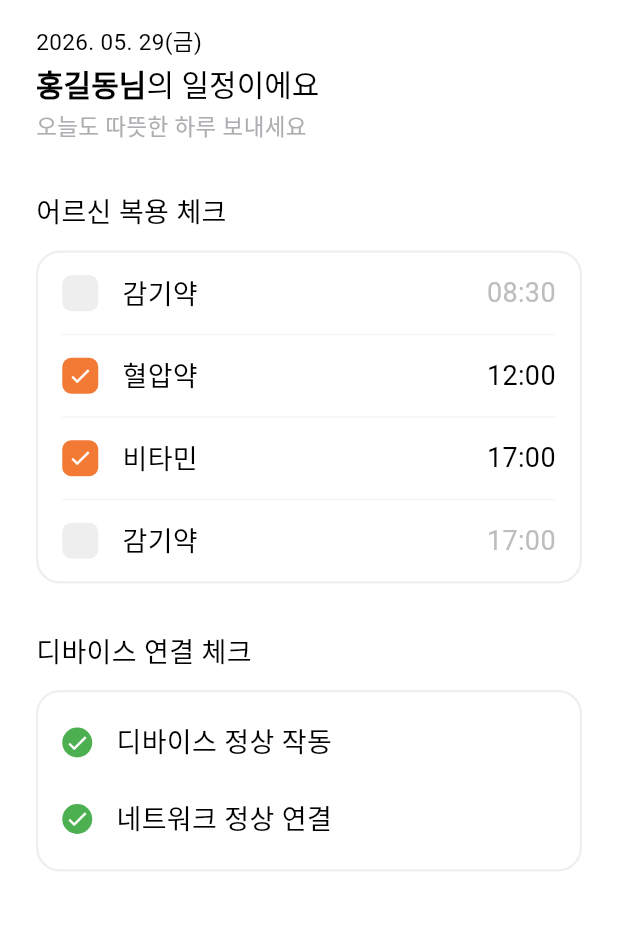
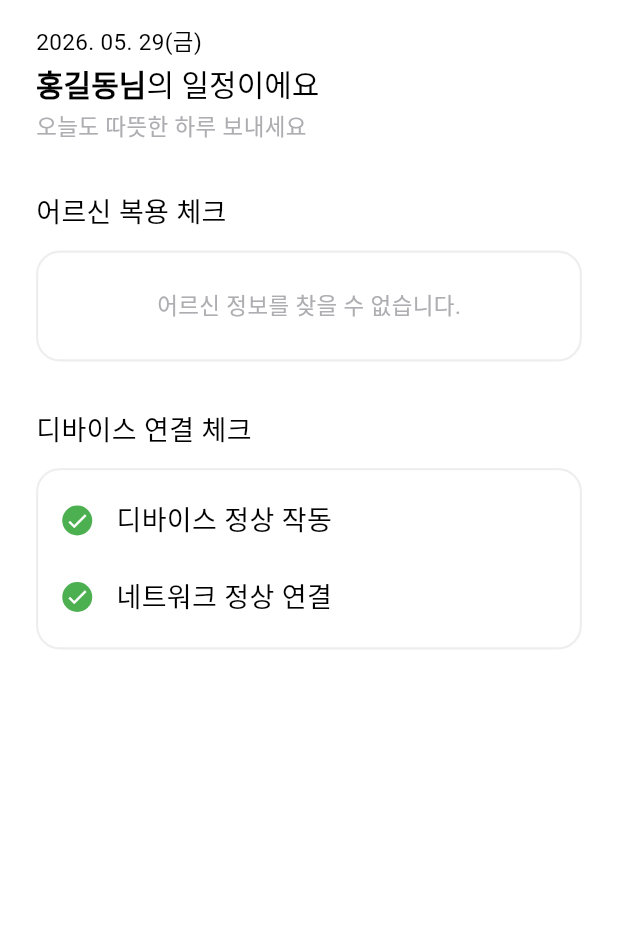
Before and after one commit to Ongi-Team/ongi-app, a Flutter app: the _GuardianHomeView screen opened directly, on a phone screen of 412 x 824 dp, the part 72-1003 px from its top. Run offline on Flutter 3.47's test engine with Material 3 defaults, Android fonts, the phone set to English and light mode, and no system bars; our stand-ins replace dio, firebase_core, firebase_messaging, flutter_dotenv, flutter_local_notifications, flutter_secure_storage and 4 more; accounts and stored records are empty; generated files the repository leaves out were written again; Roboto replaces fonts that are missing (PretendardMedium, PretendardSemiBold).

Commit message:
feat: 어르신 복약정보 불러오기

```diff
--- a/lib/core/constants/apis.dart
+++ b/lib/core/constants/apis.dart
@@ -13,6 +13,9 @@ abstract class Apis {
   /// 멤버 관련 api
   static const String fcmToken = "api/members/fcm-token";
 
+  /// 복약 관련 api
+  static const String getMedications = "api/medicine/medications";
+
   /// 로그인 관련 api
   static const String postLogin = "api/auth/login";
   static const String postLoginMode = "api/auth/login/mode";
--- a/lib/core/di/service_locator.dart
+++ b/lib/core/di/service_locator.dart
@@ -4,6 +4,7 @@ import 'package:ongi_app/data/repositories/secure_storage_repository.dart';
 import 'package:ongi_app/data/services/auth_service.dart';
 import 'package:ongi_app/data/services/auth_session.dart';
 import 'package:ongi_app/data/services/member_service.dart';
+import 'package:ongi_app/data/services/medicine_service.dart';
 
 final getIt = GetIt.instance;
 
@@ -27,4 +28,7 @@ void setupServiceLocator() {
       getIt<SecureStorageRepository>(),
     ),
   );
+  getIt.registerLazySingleton<MedicineService>(
+    () => MedicineService(getIt<ApiClient>().dio),
+  );
 }
--- a/lib/data/services/auth_service.dart
+++ b/lib/data/services/auth_service.dart
@@ -48,6 +48,9 @@ class AuthService {
       await _secureStorage.saveRole(result.loginMode);
       final member = result.member;
       final elder = result.elder;
+      if (elder != null) {
+        await _secureStorage.saveElderId(elder.elderId);
+      }
       if (member != null) {
         await _secureStorage.saveUserId(member.memberId);
         await _secureStorage.saveUserName(member.name);
--- a/lib/features/guardian/home/guardian_home_screen.dart
+++ b/lib/features/guardian/home/guardian_home_screen.dart
@@ -11,7 +11,7 @@ class GuardianHomeScreen extends StatelessWidget {
   @override
   Widget build(BuildContext context) {
     return ChangeNotifierProvider(
-      create: (_) => GuardianHomeViewModel(),
+      create: (_) => GuardianHomeViewModel()..loadMedications(),
       child: const _GuardianHomeView(),
     );
   }
@@ -75,12 +75,7 @@ class _GuardianHomeView extends StatelessWidget {
                   borderRadius: BorderRadius.circular(16),
                   border: Border.all(color: Colors.grey.shade200, width: 1.5),
                 ),
-                child: Column(
-                  children: _buildSeparatedMedicationTiles(
-                    vm.medications,
-                    primaryColor,
-                  ),
-                ),
+                child: _buildMedicationSectionContent(vm, primaryColor),
               ),
               const SizedBox(height: 32),
 
@@ -114,6 +109,55 @@ class _GuardianHomeView extends StatelessWidget {
   }
 
   // --- 위젯을 간결하게 유지하기 위한 컴포넌트 팩토리 메서드들 ---
+
+  Widget _buildMedicationSectionContent(
+    GuardianHomeViewModel vm,
+    Color primaryColor,
+  ) {
+    if (vm.isMedicationLoading) {
+      return const Padding(
+        padding: EdgeInsets.symmetric(vertical: 24),
+        child: Center(
+          child: Text('복약 기록을 불러오는 중이에요', style: OngiTextStyle.body15),
+        ),
+      );
+    }
+
+    if (vm.medicationErrorMessage != null) {
+      return Padding(
+        padding: const EdgeInsets.symmetric(horizontal: 16, vertical: 24),
+        child: Center(
+          child: Text(
+            vm.medicationErrorMessage!,
+            style: OngiTextStyle.body15.copyWith(
+              color: OngiColor.systemGray03,
+            ),
+          ),
+        ),
+      );
+    }
+
+    if (vm.medications.isEmpty) {
+      return Padding(
+        padding: const EdgeInsets.symmetric(vertical: 24),
+        child: Center(
+          child: Text(
+            '오늘 등록된 복약 기록이 없어요',
+            style: OngiTextStyle.body15.copyWith(
+              color: OngiColor.systemGray03,
+            ),
+          ),
+        ),
+      );
+    }
+
+    return Column(
+      children: _buildSeparatedMedicationTiles(
+        vm.medications,
+        primaryColor,
+      ),
+    );
+  }
 
   List<Widget> _buildSeparatedMedicationTiles(
     List<MedicationItem> items,
--- a/lib/features/guardian/home/guardian_home_view_model.dart
+++ b/lib/features/guardian/home/guardian_home_view_model.dart
@@ -1,25 +1,67 @@
 import 'package:flutter/material.dart';
+import 'package:ongi_app/core/di/service_locator.dart';
+import 'package:ongi_app/data/repositories/secure_storage_repository.dart';
+import 'package:ongi_app/data/services/medicine_service.dart';
 
 class GuardianHomeViewModel extends ChangeNotifier {
   GuardianHomeViewModel({DateTime? now}) : _today = now ?? DateTime.now();
 
+  final _medicineService = getIt<MedicineService>();
+  final _storage = getIt<SecureStorageRepository>();
   final DateTime _today;
+  final List<MedicationItem> _medications = [];
+
+  bool _isMedicationLoading = false;
+  String? _medicationErrorMessage;
 
   String get todayText => _formatDate(_today);
+  String get queryDate => _formatQueryDate(_today);
   String get memberName => '홍길동';
   String get greeting => '오늘도 따뜻한 하루 보내세요';
-
-  List<MedicationItem> get medications => const [
-        MedicationItem(title: '감기약', time: '08:30', isChecked: false),
-        MedicationItem(title: '혈압약', time: '12:00', isChecked: true),
-        MedicationItem(title: '비타민', time: '17:00', isChecked: true),
-        MedicationItem(title: '감기약', time: '17:00', isChecked: false),
-      ];
+  bool get isMedicationLoading => _isMedicationLoading;
+  String? get medicationErrorMessage => _medicationErrorMessage;
+  List<MedicationItem> get medications => List.unmodifiable(_medications);
 
   List<DeviceStatusItem> get deviceStatuses => const [
         DeviceStatusItem(title: '디바이스 정상 작동', isNormal: true),
         DeviceStatusItem(title: '네트워크 정상 연결', isNormal: true),
       ];
+
+  Future<void> loadMedications() async {
+    _isMedicationLoading = true;
+    _medicationErrorMessage = null;
+    notifyListeners();
+
+    try {
+      final elderId = await _storage.getElderId();
+      if (elderId == null) {
+        _medications.clear();
+        _medicationErrorMessage = '어르신 정보를 찾을 수 없습니다.';
+        return;
+      }
+
+      final records = await _medicineService.getMedicationRecords(
+        elderId: elderId,
+        date: queryDate,
+      );
+
+      _medications
+        ..clear()
+        ..addAll(records.map(
+          (record) => MedicationItem(
+            title: record.medicineName,
+            time: _formatScheduledTime(record.scheduledTime),
+            isChecked: record.result == 'TAKEN',
+          ),
+        ));
+    } catch (e) {
+      _medications.clear();
+      _medicationErrorMessage = '복약 기록을 불러오지 못했습니다.';
+    } finally {
+      _isMedicationLoading = false;
+      notifyListeners();
+    }
+  }
 
   String _formatDate(DateTime date) {
     const weekdays = ['월', '화', '수', '목', '금', '토', '일'];
@@ -29,6 +71,20 @@ class GuardianHomeViewModel extends ChangeNotifier {
     final weekday = weekdays[date.weekday - 1];
 
     return '$year. $month. $day($weekday)';
+  }
+
+  String _formatQueryDate(DateTime date) {
+    final year = date.year.toString();
+    final month = date.month.toString().padLeft(2, '0');
+    final day = date.day.toString().padLeft(2, '0');
+
+    return '$year-$month-$day';
+  }
+
+  String _formatScheduledTime(String scheduledTime) {
+    final parts = scheduledTime.split(':');
+    if (parts.length < 2) return scheduledTime;
+    return '${parts[0]}:${parts[1]}';
   }
 }
 
```
Also changed, not shown: lib/data/dto/response/medication_record_response_dto.dart (added, +27 -0 lines), lib/data/repositories/secure_storage_repository.dart (+9 -0 lines), lib/data/services/medicine_service.dart (added, +35 -0 lines).
